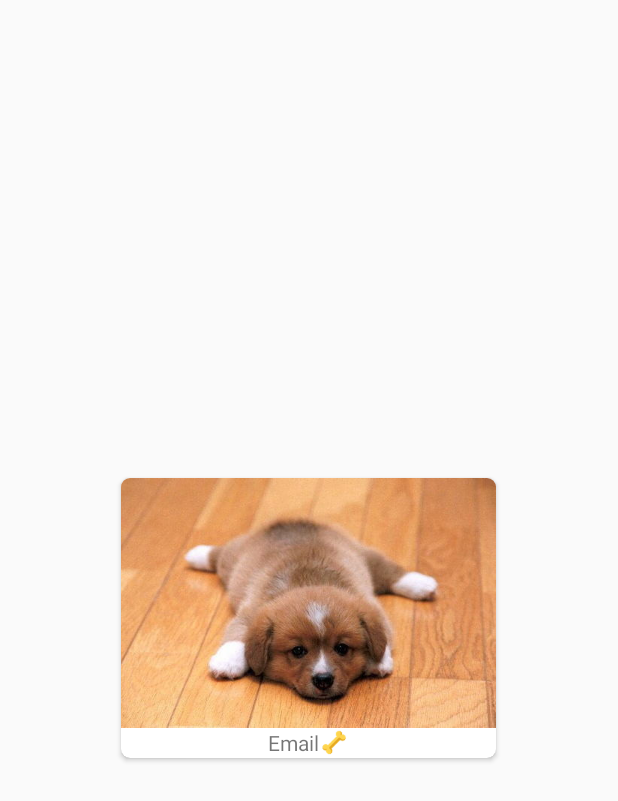
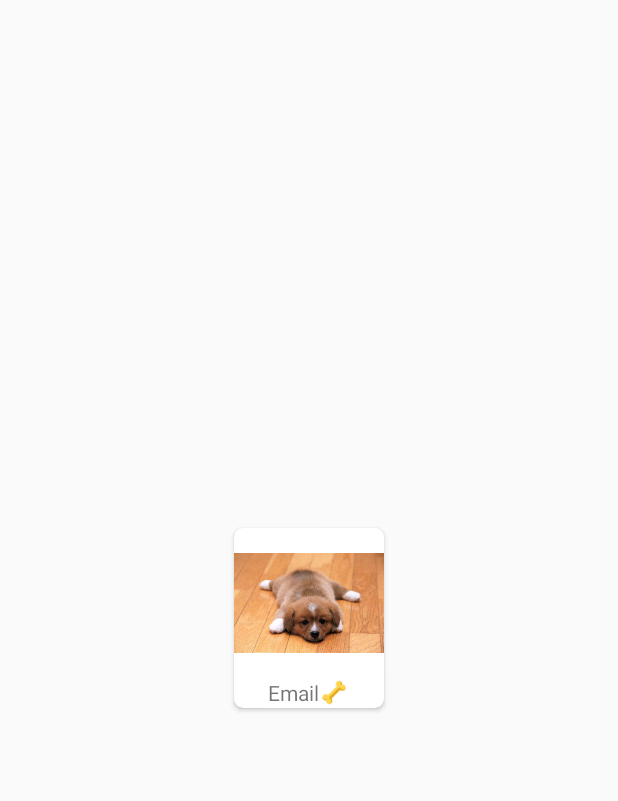
Before and after one commit to hugounavez/PetagramRecyclerView, an Android app: the layout profile_mini_card_layout.xml on its own in the app's theme, with its tools: preview values and no code run, on a phone screen of 412 x 824 dp. Shown: the top 801 px of the screen. Run offline under Robolectric (Android 15) with nearby library versions, the phone set to English and light mode, and no system bars.

Commit message:
adding changes in interface

```diff
--- a/app/src/main/res/layout/pet_card_layout.xml
+++ b/app/src/main/res/layout/pet_card_layout.xml
@@ -13,6 +13,7 @@
     <LinearLayout
         android:layout_width="match_parent"
         android:layout_height="wrap_content"
+        android:gravity="center_horizontal"
         android:orientation="vertical">
 
 
--- a/app/src/main/res/layout/profile_mini_card_layout.xml
+++ b/app/src/main/res/layout/profile_mini_card_layout.xml
@@ -4,20 +4,18 @@
     android:layout_height="wrap_content"
     xmlns:app="http://schemas.android.com/apk/res-auto"
     android:layout_gravity="center"
-    android:layout_marginBottom="6dp"
-    android:layout_marginTop="6dp"
     app:cardCornerRadius="6dp">
 
     <LinearLayout
-        android:layout_width="match_parent"
+        android:layout_width="wrap_content"
         android:layout_height="wrap_content"
         android:orientation="vertical">
 
 
         <ImageView
             android:id="@+id/imagPicUser"
-            android:layout_width="match_parent"
-            android:layout_height="wrap_content"
+            android:layout_width="100dp"
+            android:layout_height="100dp"
             android:src="@drawable/puppy2"/>
 
         <LinearLayout
--- a/app/src/main/res/values/dimens.xml
+++ b/app/src/main/res/values/dimens.xml
@@ -6,4 +6,5 @@
     <dimen name="bone_size_width">30dp</dimen>
     <dimen name="bone_size_height">30dp</dimen>
     <dimen name="card_size_height">30dp</dimen>
+    <dimen name="font_title_size">30dp</dimen>
 </resources>
```
Also changed, not shown: app/src/main/java/com/example/macuser/petagramrecyclerview/fragments/ProfileFragmet.java (+15 -6 lines), app/src/main/res/layout/fragment_profile_fragmet.xml (+37 -6 lines).
